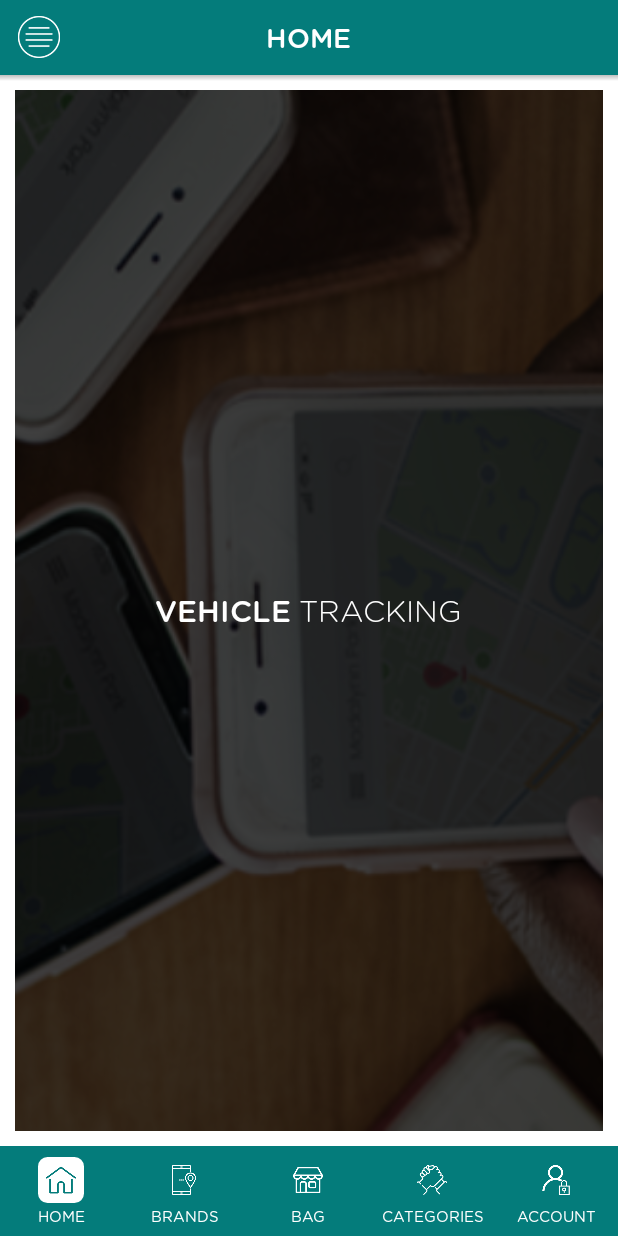
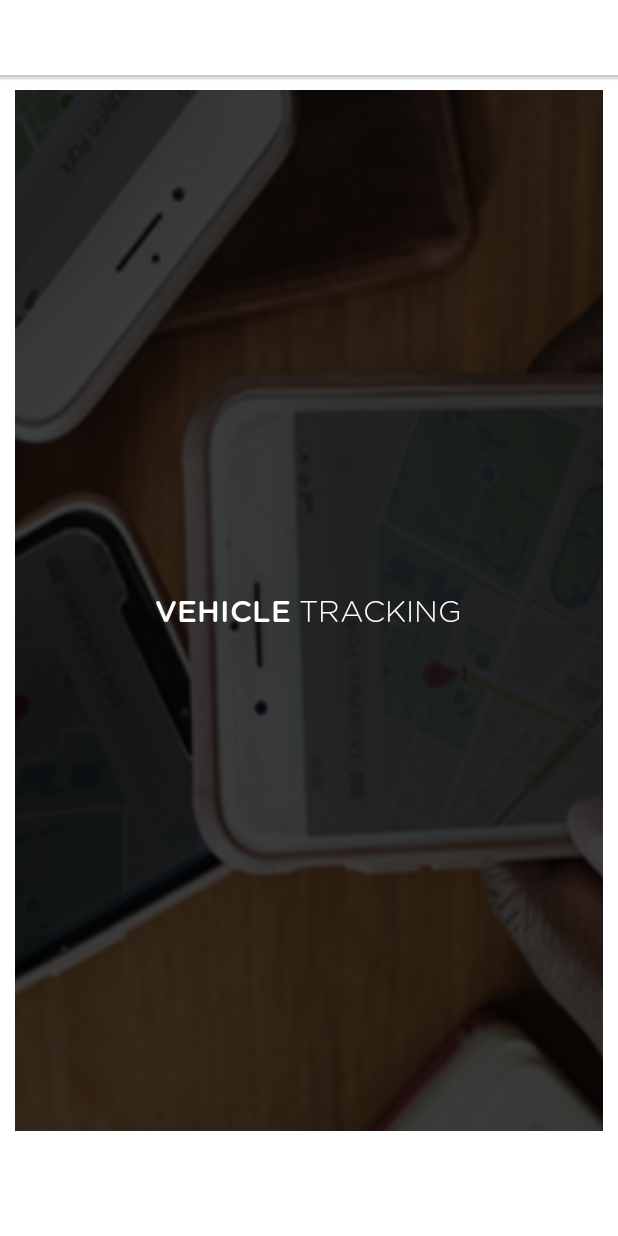
Before and after one commit to prudhviraj038/BeidounOnline, an Android app: the screen it shows after launch (HomeActivity), on a phone screen of 412 x 824 dp. Run offline under Robolectric (Android 15) with nearby library versions, the phone set to English and light mode, and no system bars; our stand-ins replace Firebase (no records; nobody signed in at launch, a user with empty details on screens opened directly), Volley; network calls fail; pictures from the network do not load; 1 statement that could not run was skipped.

Commit message:
Themes changed

```diff
--- a/app/src/main/res/values/colors.xml
+++ b/app/src/main/res/values/colors.xml
@@ -1,6 +1,6 @@
 <?xml version="1.0" encoding="utf-8"?>
 <resources>
-    <color name="colorPrimary">#047c7b</color>
+    <color name="colorPrimary">#FFFFFF</color>
     <color name="colorPrimaryDark">#047c7b</color>
     <color name="colorAccent">#00777d</color>
     <color name="colorTransparent">#00000000</color>
```
